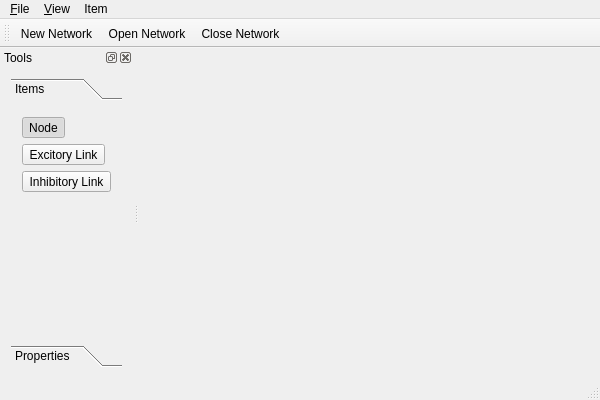
chalcolith/neurolab, file src/neurolab/mainwindow.ui: the form before one commit.
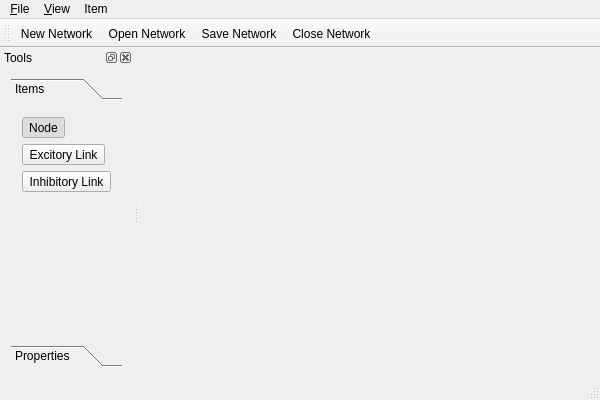
The form after the commit.

What changed in the file:
```diff
--- a/src/neurolab/mainwindow.ui
+++ b/src/neurolab/mainwindow.ui
@@ -58,6 +58,7 @@
    </attribute>
    <addaction name="action_New"/>
    <addaction name="action_Open"/>
+   <addaction name="action_Save"/>
    <addaction name="action_Close"/>
   </widget>
   <widget class="QStatusBar" name="statusBar"/>
@@ -190,7 +191,7 @@
   </action>
   <action name="action_Save">
    <property name="text">
-    <string>&amp;Save Network As...</string>
+    <string>&amp;Save Network</string>
    </property>
    <property name="shortcut">
     <string>Ctrl+A</string>
```
Left out of the diff: 7 changed lines with no effect on the pictures.
